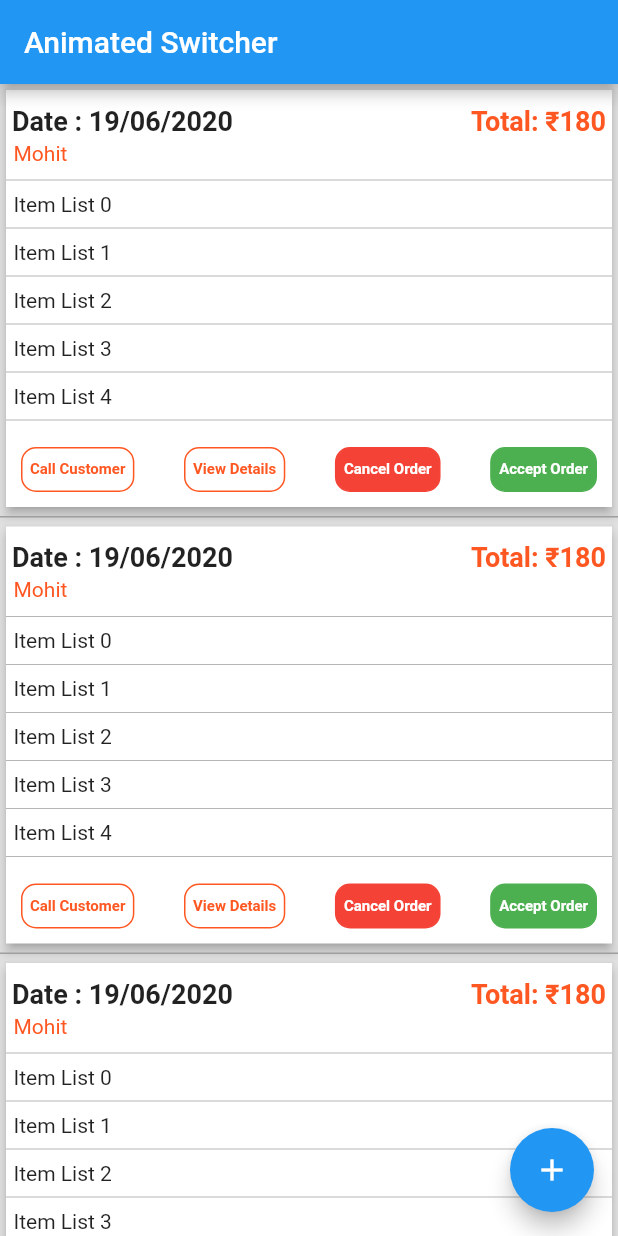
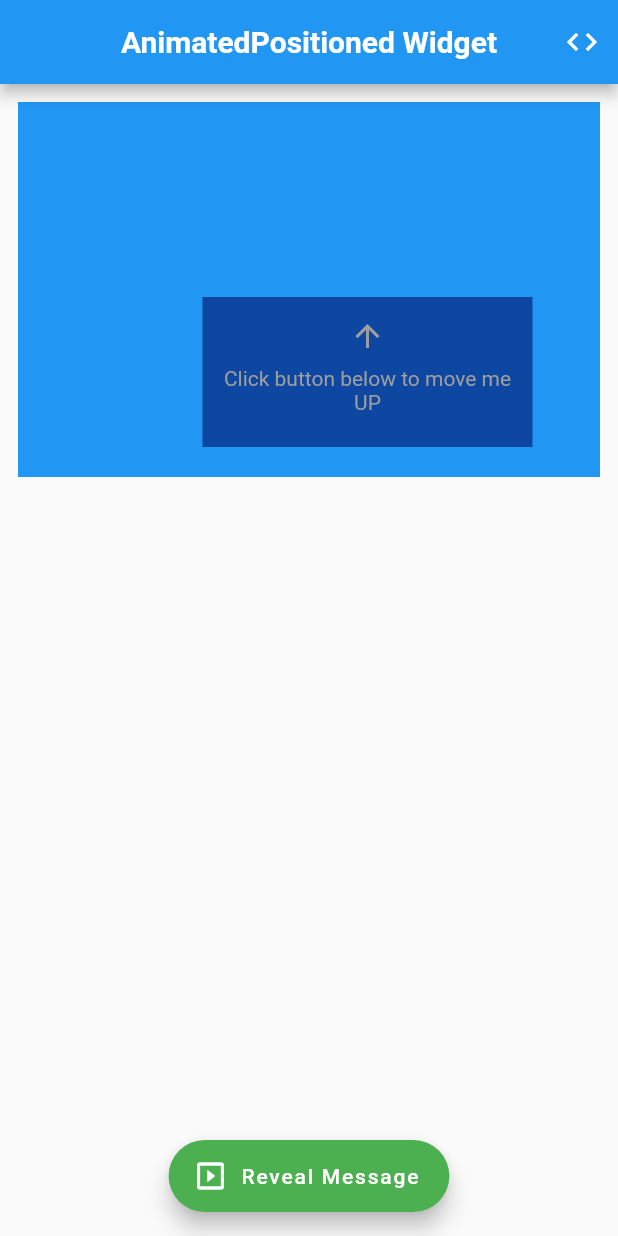
Before and after one commit to MV1998/flutter_cheat_sheet_app, a Flutter app: the screen it shows after launch, on a phone screen of 412 x 824 dp. Run offline on Flutter 3.47's test engine with Material 2 defaults, Android fonts, the phone set to English and light mode, and no system bars; our stand-ins replace signature, transparent_image.

Commit message:
animated positioned.

```diff
--- /dev/null
+++ b/lib/flutter_widgets/animated_positioned.dart
@@ -0,0 +1,138 @@
+import 'package:flutter/material.dart';
+import 'package:flutter/gestures.dart';
+import 'package:url_launcher/url_launcher.dart';
+
+class AnimatedPositionedWidget extends StatefulWidget {
+  @override
+  _AnimatedPositionedWidgetState createState() => _AnimatedPositionedWidgetState();
+}
+
+class _AnimatedPositionedWidgetState extends State<AnimatedPositionedWidget> {
+  bool showMessage = false;
+  String appLink =
+      "https://play.google.com/store/apps/details?id=com.annsh.flutterwidgetguide";
+
+  @override
+  void initState() {
+    super.initState();
+  }
+
+  @override
+  Widget build(BuildContext context) {
+    return Scaffold(
+      appBar: AppBar(
+        centerTitle: true,
+        title: Text(
+          'AnimatedPositioned Widget',
+          style: TextStyle(
+              fontSize: 20.0,
+              fontWeight: FontWeight.bold,),
+        ),
+        actions: <Widget>[
+          IconButton(
+            icon: Icon(Icons.code),
+            onPressed: () {
+
+            }
+          )
+        ],
+      ),
+      body: Padding(
+        padding: const EdgeInsets.all(12.0),
+        child: Stack(
+          children: <Widget>[
+            Container(width: double.infinity, height: 250, color: Colors.blue),
+            Positioned(
+                bottom: 50,
+                right: 50,
+                child: RichText(
+                    text: TextSpan(
+
+                      /// A default style for all the TextSpans below.
+                        style: TextStyle(
+                          fontWeight: FontWeight.normal,
+                          fontSize: 14.0,
+                          color: Colors.black,
+                          height: 1.5,
+                        ),
+                        children: <TextSpan>[
+                          TextSpan(
+                            text: "Click  ",
+                            style: TextStyle(
+                                fontWeight: FontWeight.bold,
+                                fontStyle: FontStyle.italic,
+                                color: Colors.white,
+                                fontSize: 18.0),
+                          ),
+                          TextSpan(
+                              text: "here",
+                              style: TextStyle(
+                                  fontWeight: FontWeight.bold,
+                                  fontStyle: FontStyle.italic,
+                                  color: Colors.orange,
+                                  decoration: TextDecoration.underline,
+                                  fontSize: 18.0),
+                              recognizer: TapGestureRecognizer()
+                                ..onTap = () {
+                                  launch(appLink);
+                                }),
+                          TextSpan(
+                            text: "  to rate the App",
+                            style: TextStyle(
+                                fontWeight: FontWeight.bold,
+                                fontStyle: FontStyle.italic,
+                                color: Colors.white,
+                                fontSize: 18.0),
+                          ),
+                        ]))),
+            AnimatedPositioned(
+              duration: Duration(milliseconds: 500),
+              bottom: showMessage ? 100 : 20,
+              right: 45,
+              child: Container(
+                width: 220,
+                height: 100,
+                color: Colors.blue[900],
+                child: Column(
+                  mainAxisSize: MainAxisSize.max,
+                  mainAxisAlignment: MainAxisAlignment.center,
+                  children: <Widget>[
+                    Icon(
+                      showMessage ? Icons.arrow_downward : Icons.arrow_upward,
+                      color: Colors.grey,
+                    ),
+                    Padding(
+                      padding: const EdgeInsets.all(8.0),
+                      child: Text(
+                        showMessage
+                            ? "Click button below to move me DOWN"
+                            : "Click button below to move me UP",
+                        textAlign: TextAlign.center,
+                        style: TextStyle(color: Colors.grey),
+                      ),
+                    )
+                  ],
+                ),
+              ),
+            )
+          ],
+        ),
+      ),
+      floatingActionButtonLocation: FloatingActionButtonLocation.centerFloat,
+      floatingActionButton: FloatingActionButton.extended(
+        backgroundColor: Colors.green,
+        onPressed: () => setState(() {
+          showMessage ? showMessage = false : showMessage = true;
+        }),
+        icon: Icon(
+          Icons.slideshow,
+          color: Colors.white,
+        ),
+        label: Text(
+          showMessage ? "Hide Message" : "Reveal Message",
+          style: TextStyle(color: Colors.white),
+        ),
+      ),
+    );
+  }
+}
--- a/lib/flutter_widgets/order_details_card_widget.dart
+++ b/lib/flutter_widgets/order_details_card_widget.dart
@@ -26,13 +26,13 @@ class _OrderDetailsCardWidgetState extends State<OrderDetailsCardWidget> {
           child: ListView.separated(
             separatorBuilder: (context, index) {
               return Divider(
-                thickness: 1,
-                height: 5,
+                thickness: .8,
+                height: 4,
                 color: Colors.grey,
               );
             },
             primary: true,
-            itemCount: 5,
+            itemCount: 10,
             itemBuilder: (context, index) {
               return OrderDetailsCard();
             },
@@ -117,7 +117,7 @@ class OrderDetailsCard extends StatelessWidget {
                   },
                   child: Container(
                     padding:
-                        EdgeInsets.only(top: 8, bottom: 8, left: 5, right: 5),
+                    EdgeInsets.only(top: 8, bottom: 8, left: 5, right: 5),
                     decoration: BoxDecoration(
                         border: Border.all(
                           color: Colors.deepOrange,
@@ -137,7 +137,7 @@ class OrderDetailsCard extends StatelessWidget {
                   onTap: () {},
                   child: Container(
                     padding:
-                        EdgeInsets.only(top: 8, bottom: 8, left: 5, right: 5),
+                    EdgeInsets.only(top: 8, bottom: 8, left: 5, right: 5),
                     decoration: BoxDecoration(
                         border: Border.all(
                           color: Colors.deepOrange,
@@ -157,7 +157,7 @@ class OrderDetailsCard extends StatelessWidget {
                   onTap: () {},
                   child: Container(
                     padding:
-                        EdgeInsets.only(top: 8, bottom: 8, left: 5, right: 5),
+                    EdgeInsets.only(top: 8, bottom: 8, left: 5, right: 5),
                     decoration: BoxDecoration(
                         color: Colors.red,
                         border: Border.all(
@@ -178,7 +178,7 @@ class OrderDetailsCard extends StatelessWidget {
                   onTap: () {},
                   child: Container(
                     padding:
-                        EdgeInsets.only(top: 8, bottom: 8, left: 5, right: 5),
+                    EdgeInsets.only(top: 8, bottom: 8, left: 5, right: 5),
                     decoration: BoxDecoration(
                         color: Colors.green,
                         border: Border.all(
--- a/lib/main.dart
+++ b/lib/main.dart
@@ -1,5 +1,7 @@
 import 'package:flutter/cupertino.dart';
 import 'package:flutter/material.dart';
+import 'package:fluttercheatsheetapp/flutter_widgets/animated_positioned.dart';
+import 'package:fluttercheatsheetapp/flutter_widgets/animated_switcher.dart';
 import 'package:fluttercheatsheetapp/flutter_widgets/order_details_card_widget.dart';
 import 'package:fluttercheatsheetapp/flutter_widgets/placeholder.dart';
 import 'package:fluttercheatsheetapp/flutter_widgets/reorderable_list.dart';
@@ -24,7 +26,7 @@ class _MyAppState extends State<MyApp> {
         'hero2': (context) => Hero2Widget(),
       },
       title: 'Widget',
-      home: OrderDetailsCardWidget(),
+      home: AnimatedPositionedWidget(),
     );
   }
 }
```
Also changed, not shown: lib/flutter_widgets/animated_switcher.dart (+50 -1 lines).
